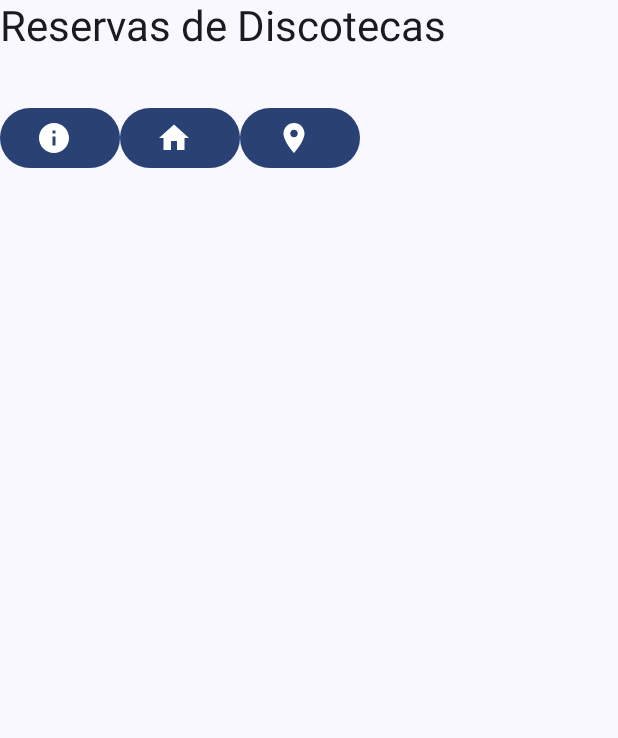
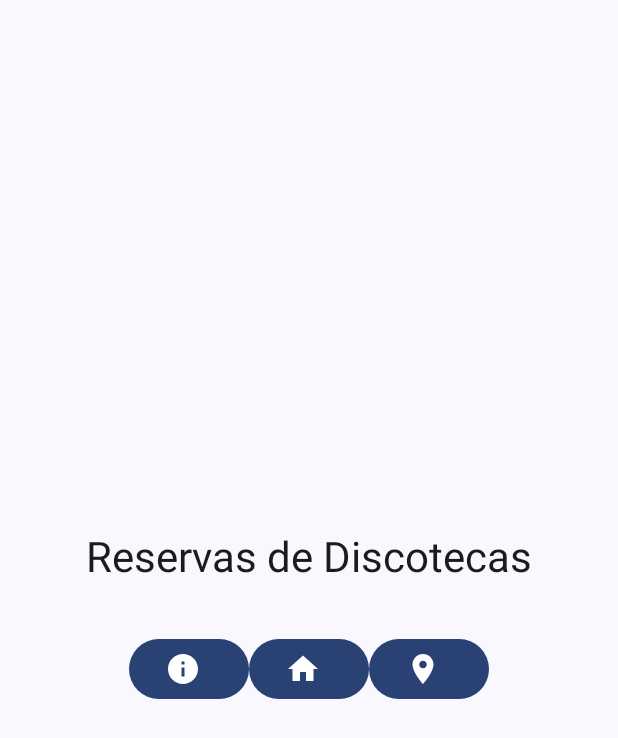
Before and after one commit to IriemDaLuz/FinalProjectProgramacion, an Android app built with Jetpack Compose: the composable HomeScreen shown on its own in the app's theme, on a phone screen of 412 x 824 dp. Shown: the top 738 px of the screen. Run offline under Robolectric (Android 15) with nearby library versions, the phone set to English and light mode, and no system bars; libraries missing offline, so code that uses them is left out: com.utsman.osmandcompose, org.osmdroid.tileprovider, org.osmdroid.util; 2 statements that could not run were skipped.

Commit message:
MainApp.kt:Añadimos estilos del column

```diff
--- a/app/src/main/java/com/example/finalprojectprogramacion/view/MainApp.kt
+++ b/app/src/main/java/com/example/finalprojectprogramacion/view/MainApp.kt
@@ -81,6 +81,11 @@ fun MainApp(viewModelApp: ViewModelApp ) {
 @Composable
 fun HomeScreen(navController: NavController) {
     Column(
+        modifier = Modifier
+            .fillMaxSize()
+            .padding(16.dp),
+        horizontalAlignment = Alignment.CenterHorizontally,
+        verticalArrangement = Arrangement.Center
     ) {
         Text("Reservas de Discotecas", style = MaterialTheme.typography.headlineMedium)
         Spacer(modifier = Modifier.height(32.dp))
```
